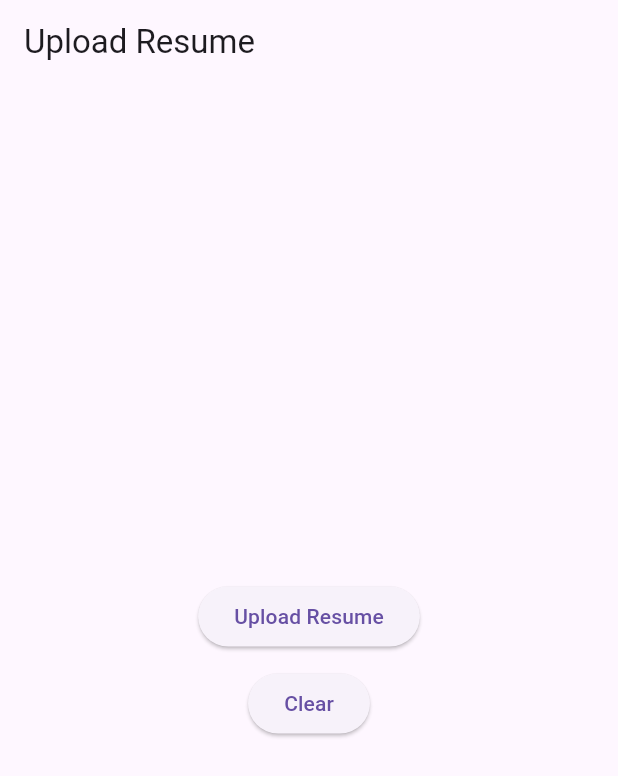
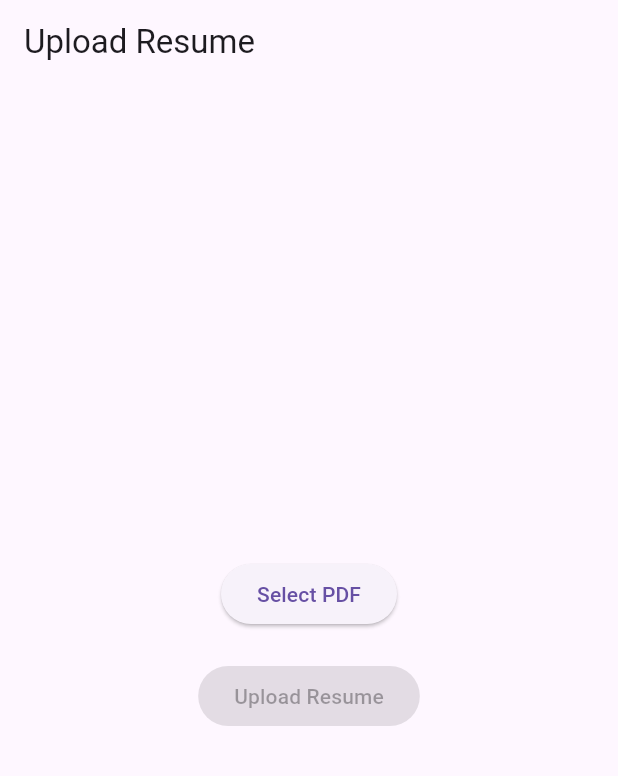
Before and after one commit to DevTaissirHammouda/Cv-Smart-Ranker-, a Flutter app: the screen it shows after launch, on a phone screen of 412 x 824 dp. Shown: the top 776 px of the screen. Run offline on Flutter 3.47's test engine with Material 3 defaults, Android fonts, the light colour scheme and no system bars; our stand-ins replace dio, file_picker, flutter_riverpod.

Commit message:
now we can add file to provider

```diff
--- a/lib/features/upload/presentation/upload_screen.dart
+++ b/lib/features/upload/presentation/upload_screen.dart
@@ -1,8 +1,4 @@
-
-
-
 import 'dart:io';
-
 import 'package:file_picker/file_picker.dart';
 import 'package:flutter/material.dart';
 import 'package:flutter_riverpod/flutter_riverpod.dart';
@@ -12,7 +8,7 @@ import '../../../providers/file_provider.dart';
 
 class UploadScreen extends ConsumerWidget {
   @override
-  Widget build(BuildContext context,WidgetRef ref) {
+  Widget build(BuildContext context, WidgetRef ref) {
     final selectedFile = ref.watch(fileProvider);
     return Scaffold(
       appBar: AppBar(
@@ -22,30 +18,60 @@ class UploadScreen extends ConsumerWidget {
         child: Column(
           mainAxisAlignment: MainAxisAlignment.center,
           children: [
+            // Button to select PDF file
             ElevatedButton(
               onPressed: () async {
-                if (selectedFile != null) {
+                // Open file picker for PDF files only
+                FilePickerResult? result = await FilePicker.platform.pickFiles(
+                  type: FileType.custom,
+                  allowedExtensions: ['pdf'],
+                );
+
+                if (result != null) {
+                  // Store selected file in Riverpod provider
+                  ref.read(fileProvider.notifier).state = result.files.first;
+                }
+              },
+              child: Text("Select PDF"),
+            ),
+            SizedBox(height: 20),
+
+            // Display the selected file name
+
+
+            // Upload button is enabled only if a file is selected
+            ElevatedButton(
+              onPressed: selectedFile != null
+                  ? () async {
                 final file = File(selectedFile.path!);
                 final apiService = ref.read(apiProvider);
                 String message = await apiService.uploadResume(file);
                 ScaffoldMessenger.of(context).showSnackBar(SnackBar(
                   content: Text(message),
-                  )
-                  );
+                ));
               }
-
-              },
+                  : null,  // Disable button if no file is selected
               child: Text("Upload Resume"),
             ),
+            if (selectedFile != null)
+              Column(
+                children: [
+                  Text("Selected File: ${selectedFile.name}"),  // Show file name
                   SizedBox(height: 10),
-            ElevatedButton(onPressed:() {ref.read(fileProvider.notifier).state=null;},
-                child: Text('Clear')
+                  // Button to remove the selected file
+                  ElevatedButton(
+                    onPressed: () {
+                      // Clear the selected file
+                      ref.read(fileProvider.notifier).state = null;
+                    },
+                    child: Text("Clear File"),
                   ),
                 ],
               ),
-
+            SizedBox(height: 20),
+          ],
         ),
-
+      ),
     );
   }
 }
```
Lines whose indentation alone changed are shown as unchanged.
